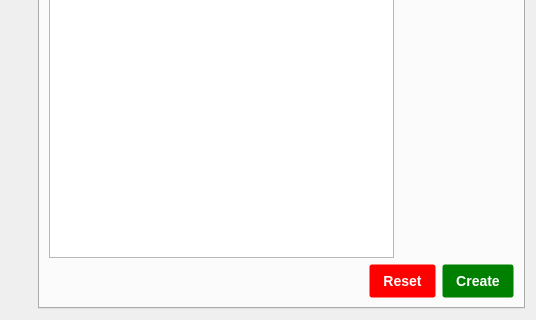
First picture: the form in projectsmenu.ui, repository Notidman/Dollar, before the edit; both pictures show x 0 to 536 and y 236 to 556 of the 536 by 556 pixel window.
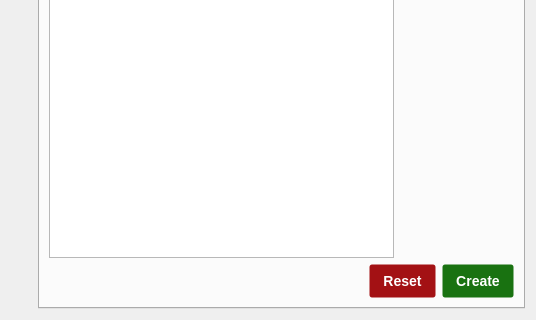
Second picture: the form after the edit.

Diff of the .ui file:
```diff
--- a/projectsmenu.ui
+++ b/projectsmenu.ui
@@ -144,7 +144,7 @@
 font-weight: 500;
 text-decoration: none;
 color: #fff;
-background-color: red;</string>
+background-color:  #a31114;;</string>
            </property>
            <property name="text">
             <string>Reset</string>
@@ -164,7 +164,7 @@
 font-weight: 500;
 text-decoration: none;
 color: #fff;
-background-color: green;</string>
+background-color: #197211;</string>
            </property>
            <property name="text">
             <string>Create</string>
```
